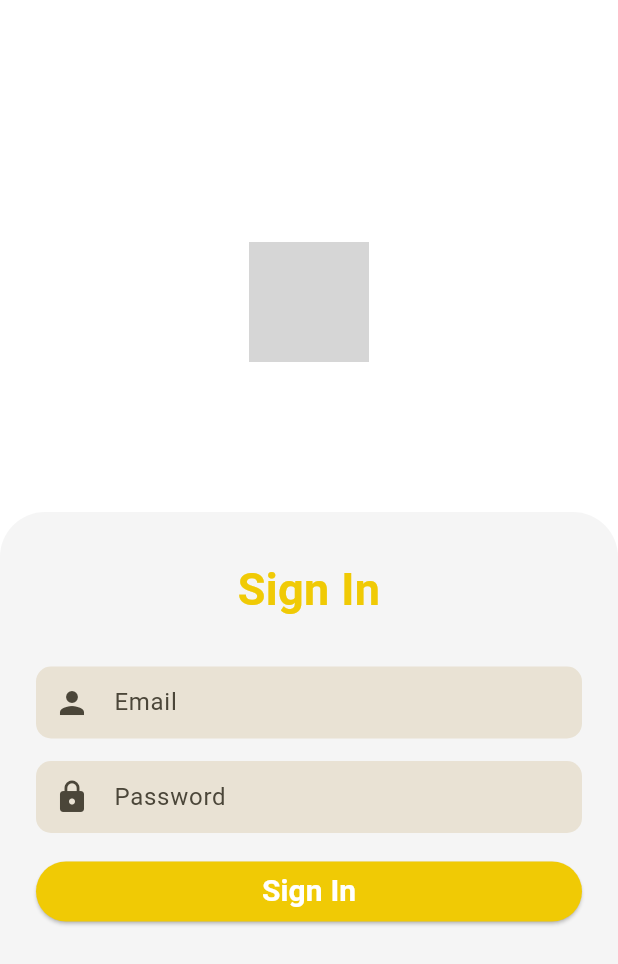
After one commit to hussam-001/construction_company_app, a Flutter app: the screen it shows after launch, item 4 of the bottom bar chosen, after a tap on "Sign Out", on a phone screen of 412 x 824 dp. The commit adds this screen. Shown: the top 964 px of the screen. Run offline on Flutter 3.47's test engine with Material 3 defaults, Android fonts, the phone set to English and light mode, and no system bars; network calls fail; grey boxes are pictures that could not be loaded.

Commit message:
feat: auth screens

```diff
--- a/lib/constants.dart
+++ b/lib/constants.dart
@@ -6,3 +6,19 @@ const kSecondaryColor = Color(0xFF5fabe4);
 const kSuccessColor = Color(0xFF52a953);
 const kDangerColor = Color(0xFFd86056);
 const kGreenShade = Color(0xFF64fbd6);
+
+const kTextFieldDecoration = InputDecoration(
+  filled: true,
+  contentPadding: EdgeInsets.symmetric(vertical: 10.0, horizontal: 20.0),
+  border: OutlineInputBorder(
+    borderRadius: BorderRadius.all(Radius.circular(10.0)),
+  ),
+  enabledBorder: OutlineInputBorder(
+    borderSide: BorderSide(color: Colors.transparent, width: 1.0),
+    borderRadius: BorderRadius.all(Radius.circular(10.0)),
+  ),
+  focusedBorder: OutlineInputBorder(
+    borderSide: BorderSide(color: Colors.transparent, width: 2.0),
+    borderRadius: BorderRadius.all(Radius.circular(10.0)),
+  ),
+);
--- a/lib/screens/home_screen.dart
+++ b/lib/screens/home_screen.dart
@@ -1,5 +1,7 @@
 import 'package:construction_company_app/constants.dart';
+import 'package:construction_company_app/screens/my_account_screen.dart';
 import 'package:construction_company_app/screens/news_screen.dart';
+import 'package:construction_company_app/screens/notifications_screen.dart';
 import 'package:construction_company_app/screens/projects_screen.dart';
 import 'package:flutter/material.dart';
 
@@ -30,8 +32,8 @@ class _HomeScreenState extends State<HomeScreen> {
     final List<Widget> screens = <Widget>[
       ProjectsScreen(),
       NewsScreen(),
-      ProjectsScreen(),
-      ProjectsScreen(),
+      NotificationsScreen(),
+      MyAccountScreen(),
     ];
 
     return Scaffold(
--- /dev/null
+++ b/lib/screens/my_account_screen.dart
@@ -0,0 +1,120 @@
+import 'package:construction_company_app/constants.dart';
+import 'package:construction_company_app/screens/change_password_screen.dart';
+import 'package:construction_company_app/screens/sign_in_screen.dart';
+import 'package:flutter/material.dart';
+
+class MyAccountScreen extends StatefulWidget {
+  const MyAccountScreen({super.key});
+
+  @override
+  State<MyAccountScreen> createState() => _MyAccountScreenState();
+}
+
+class _MyAccountScreenState extends State<MyAccountScreen> {
+  @override
+  Widget build(BuildContext context) {
+    return Scaffold(
+      backgroundColor: Colors.white,
+      body: Column(
+        spacing: 100,
+        mainAxisAlignment: MainAxisAlignment.end,
+        mainAxisSize: MainAxisSize.max,
+        children: <Widget>[
+          Flexible(
+            flex: 1,
+            child: Hero(
+              tag: 'logo',
+              child: Image.network("https://picsum.photos/200", height: 200),
+            ),
+          ),
+
+          Flexible(
+            flex: 2,
+            child: Container(
+              decoration: BoxDecoration(
+                color: Colors.grey.shade100,
+                borderRadius: BorderRadius.only(
+                  topLeft: Radius.circular(30),
+                  topRight: Radius.circular(30),
+                ),
+              ),
+              child: Column(
+                children: [
+                  Padding(
+                    padding: EdgeInsets.symmetric(vertical: 30),
+                    child: Text(
+                      "My Account",
+                      style: TextStyle(
+                        fontWeight: FontWeight.bold,
+                        color: kPrimaryColor,
+                        fontSize: 30,
+                      ),
+                      textAlign: TextAlign.center,
+                    ),
+                  ),
+                  Padding(
+                    padding: const EdgeInsets.symmetric(horizontal: 24.0),
+                    child: Column(
+                      children: [
+                        ElevatedButton(
+                          style: ElevatedButton.styleFrom(
+                            backgroundColor: kPrimaryColor,
+                            foregroundColor: Colors.white,
+                            minimumSize: Size.fromHeight(40),
+                          ),
+                          onPressed: () {
+                            Navigator.push(
+                              context,
+                              MaterialPageRoute(
+                                builder: (context) => ChangePasswordScreen(),
+                              ),
+                            );
+                          },
+                          child: Text(
+                            "Change Password",
+                            style: TextStyle(
+                              color: Colors.white,
+                              fontWeight: FontWeight.bold,
+                              fontSize: 20,
+                            ),
+                          ),
+                        ),
+                        const SizedBox(height: 15.0, width: double.infinity),
+                        ElevatedButton(
+                          style: ElevatedButton.styleFrom(
+                            backgroundColor: kDangerColor,
+                            foregroundColor: Colors.white,
+                            minimumSize: Size.fromHeight(40),
+                          ),
+                          onPressed: () {
+                            Navigator.of(
+                              context,
+                            ).popUntil((route) => route.isFirst);
+                            Navigator.pushReplacement(
+                              context,
+                              MaterialPageRoute(
+                                builder: (context) => SignInScreen(),
+                              ),
+                            );
+                          },
+                          child: Text(
+                            "Sign Out",
+                            style: TextStyle(
+                              color: Colors.white,
+                              fontWeight: FontWeight.bold,
+                              fontSize: 20,
+                            ),
+                          ),
+                        ),
+                      ],
+                    ),
+                  ),
+                ],
+              ),
+            ),
+          ),
+        ],
+      ),
+    );
+  }
+}
--- /dev/null
+++ b/lib/screens/sign_in_screen.dart
@@ -0,0 +1,166 @@
+import 'dart:io';
+
+import 'package:construction_company_app/constants.dart';
+import 'package:construction_company_app/screens/home_screen.dart';
+import 'package:flutter/material.dart';
+
+class SignInScreen extends StatefulWidget {
+  const SignInScreen({super.key});
+
+  @override
+  State<SignInScreen> createState() => _SignInScreenState();
+}
+
+class _SignInScreenState extends State<SignInScreen> {
+  bool showSpinner = false;
+  String email = '';
+  String password = '';
+  String? errorMessage;
+
+  final _formKey = GlobalKey<FormState>();
+
+  void handleSignIn() async {
+    if (_formKey.currentState!.validate()) {
+      setState(() {
+        showSpinner = true;
+      });
+      await Future.delayed(const Duration(seconds: 1));
+      setState(() {
+        showSpinner = false;
+      });
+      Navigator.of(context).popUntil((route) => route.isFirst);
+      Navigator.pushReplacement(
+        context,
+        MaterialPageRoute(builder: (context) => HomeScreen()),
+      );
+    }
+  }
+
+  @override
+  Widget build(BuildContext context) {
+    return Scaffold(
+      backgroundColor: Colors.white,
+      body: Column(
+        spacing: 100,
+        mainAxisAlignment: MainAxisAlignment.end,
+        children: <Widget>[
+          Flexible(
+            flex: 1,
+            child: Hero(
+              tag: 'logo',
+              child: Image.network("https://picsum.photos/200", height: 80),
+            ),
+          ),
+
+          Flexible(
+            flex: 2,
+            child: Container(
+              decoration: BoxDecoration(
+                color: Colors.grey.shade100,
+                borderRadius: BorderRadius.only(
+                  topLeft: Radius.circular(30),
+                  topRight: Radius.circular(30),
+                ),
+              ),
+              child: Column(
+                children: [
+                  Padding(
+                    padding: EdgeInsets.symmetric(vertical: 30),
+                    child: Text(
+                      "Sign In",
+                      style: TextStyle(
+                        fontWeight: FontWeight.bold,
+                        color: kPrimaryColor,
+                        fontSize: 30,
+                      ),
+                      textAlign: TextAlign.center,
+                    ),
+                  ),
+                  Padding(
+                    padding: const EdgeInsets.symmetric(horizontal: 24.0),
+                    child: Form(
+                      key: _formKey,
+                      child: Column(
+                        children: [
+                          TextFormField(
+                            textDirection: TextDirection.ltr,
+                            keyboardType: TextInputType.emailAddress,
+                            onChanged: (value) {
+                              email = value;
+                            },
+                            decoration: kTextFieldDecoration.copyWith(
+                              alignLabelWithHint: true,
+                              labelText: "Email",
+                              prefixIcon: const Icon(Icons.person),
+                            ),
+                            validator: (value) {
+                              if (value == null || value.isEmpty) {
+                                return '';
+                              }
+                              return null;
+                            },
+                          ),
+                          const SizedBox(height: 15.0),
+                          TextFormField(
+                            textDirection: TextDirection.ltr,
+                            obscureText: true,
+                            onChanged: (value) {
+                              password = value;
+                            },
+                            decoration: kTextFieldDecoration.copyWith(
+                              labelText: "Password",
+                              prefixIcon: const Icon(Icons.lock),
+                            ),
+                            validator: (value) {
+                              if (value == null || value.isEmpty) {
+                                return '';
+                              }
+                              return null;
+                            },
+                          ),
+                          errorMessage != null
+                              ? Padding(
+                                  padding: const EdgeInsets.symmetric(
+                                    vertical: 15.0,
+                                  ),
+                                  child: Text(
+                                    errorMessage!,
+                                    style: const TextStyle(color: Colors.red),
+                                  ),
+                                )
+                              : const SizedBox(height: 15),
+                          showSpinner
+                              ? Center(
+                                  child: CircularProgressIndicator(
+                                    color: kPrimaryColor,
+                                  ),
+                                )
+                              : ElevatedButton(
+                                  onPressed: handleSignIn,
+                                  style: ElevatedButton.styleFrom(
+                                    backgroundColor: kPrimaryColor,
+                                    foregroundColor: Colors.white,
+                                    minimumSize: Size.fromHeight(40),
+                                  ),
+                                  child: Text(
+                                    "Sign In",
+                                    style: TextStyle(
+                                      color: Colors.white,
+                                      fontWeight: FontWeight.bold,
+                                      fontSize: 20,
+                                    ),
+                                  ),
+                                ),
+                        ],
+                      ),
+                    ),
+                  ),
+                ],
+              ),
+            ),
+          ),
+        ],
+      ),
+    );
+  }
+}
```
Also changed, not shown: lib/screens/change_password_screen.dart (added, +158 -0 lines), lib/screens/notifications_screen.dart (added, +35 -0 lines).
